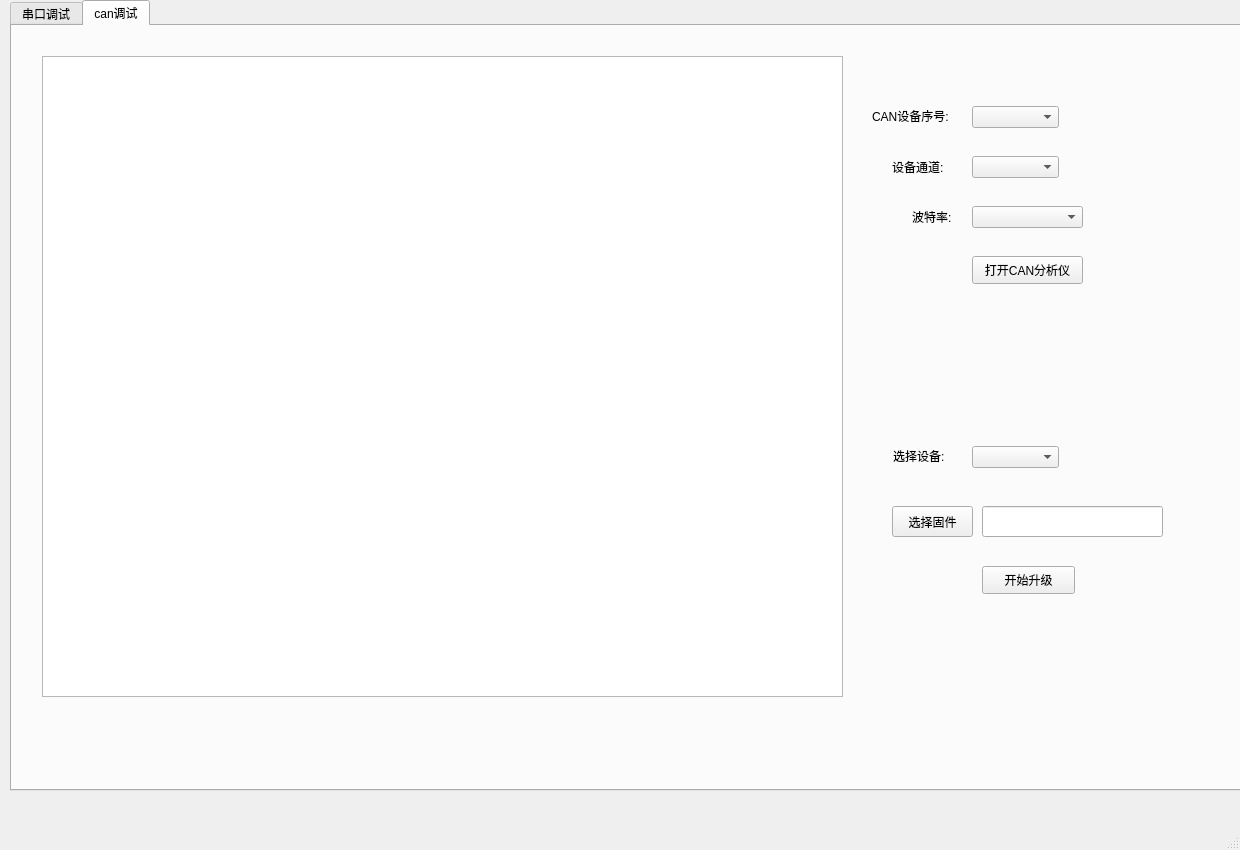
Before: the Qt Designer form ser_prj/untitled.ui in getBossMuchMoney/pyqt_serialTool, drawn with Qt 5.
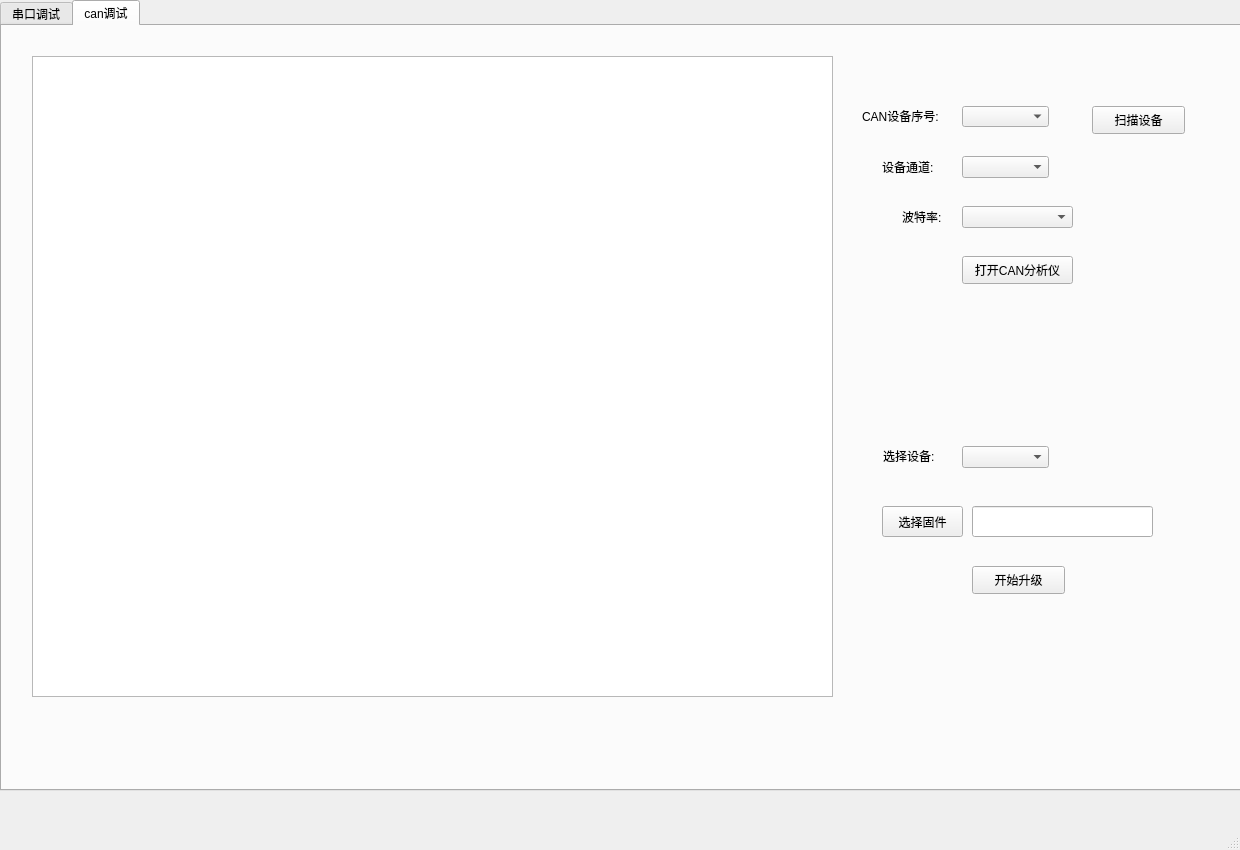
After: the same form once the commit is applied.

```diff
--- a/ser_prj/untitled.ui
+++ b/ser_prj/untitled.ui
@@ -20,7 +20,7 @@
    <widget class="QTabWidget" name="tabWidget">
     <property name="geometry">
      <rect>
-      <x>10</x>
+      <x>0</x>
       <y>0</y>
       <width>1271</width>
       <height>791</height>
@@ -628,7 +628,7 @@
         <x>960</x>
         <y>80</y>
         <width>87</width>
-        <height>22</height>
+        <height>21</height>
        </rect>
       </property>
      </widget>
@@ -645,6 +645,19 @@
        <string>CAN设备序号:</string>
       </property>
      </widget>
+     <widget class="QPushButton" name="SCAN_USBDEVICE">
+      <property name="geometry">
+       <rect>
+        <x>1090</x>
+        <y>80</y>
+        <width>93</width>
+        <height>28</height>
+       </rect>
+      </property>
+      <property name="text">
+       <string>扫描设备</string>
+      </property>
+     </widget>
     </widget>
    </widget>
   </widget>
```
